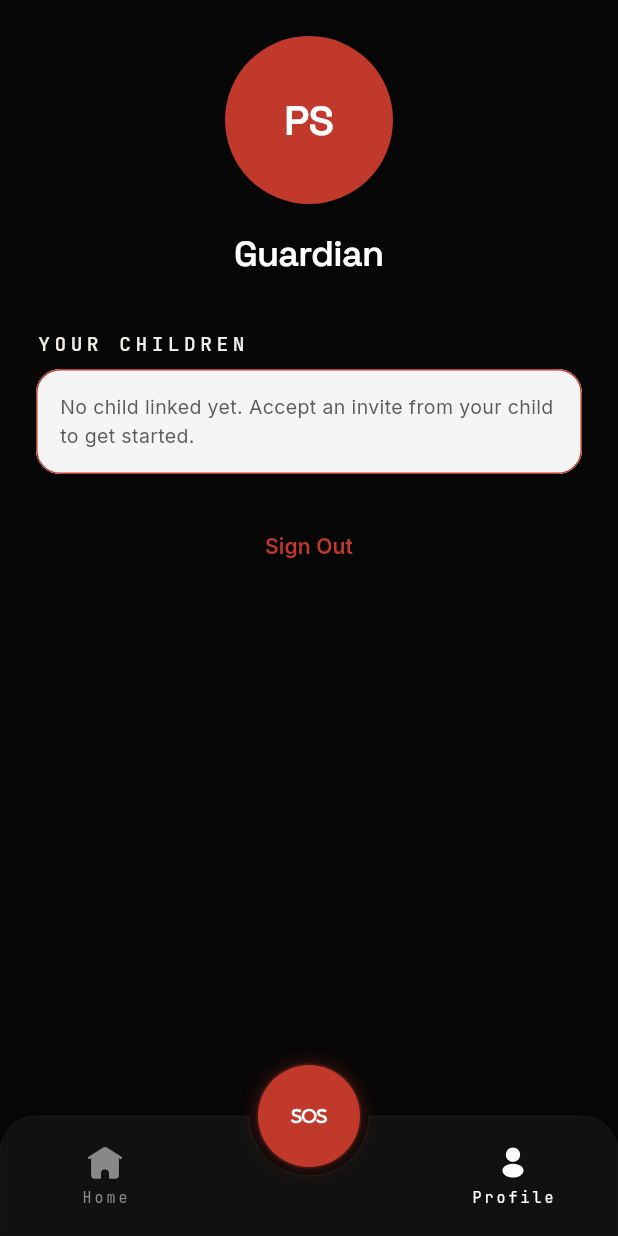
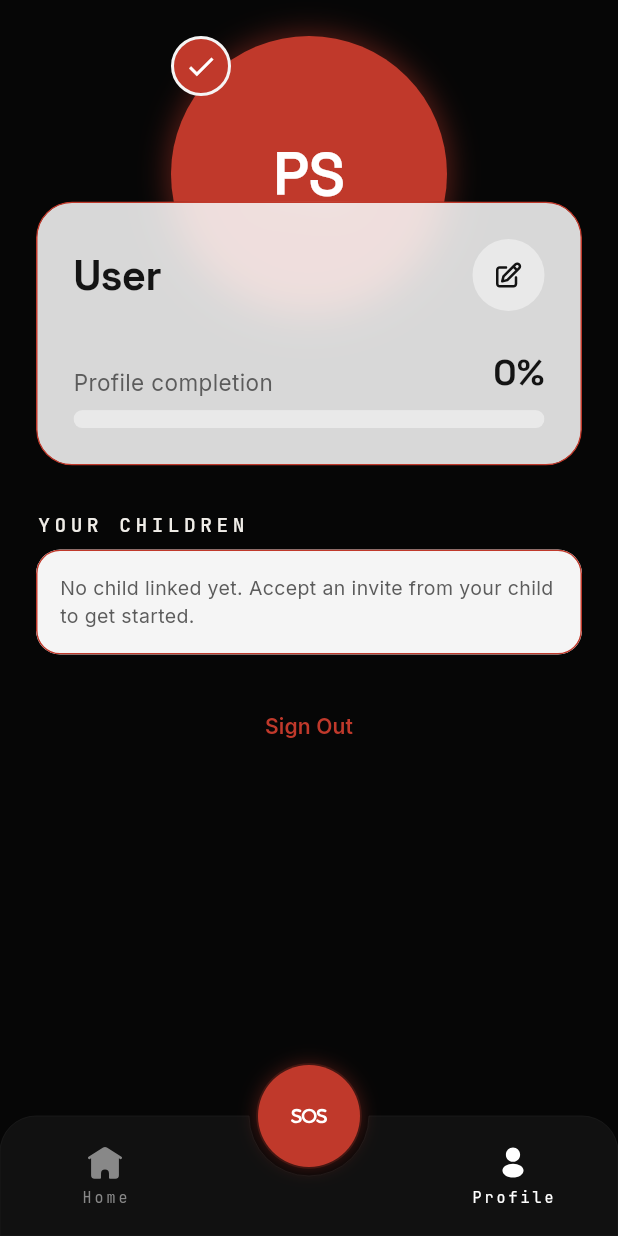
Before and after one commit to ujwalbholan/surakshya-frontend, a Flutter app: the ParentShell screen opened by its route, after a tap on "PS", on a phone screen of 412 x 824 dp. Run offline on Flutter 3.47's test engine with Material 3 defaults, Android fonts, the phone set to English and light mode, and no system bars; our stand-ins replace battery_plus, flutter_blue_plus, flutter_local_notifications, flutter_map, flutter_riverpod, flutter_secure_storage and 11 more; missing offline and left inert: surakshya; accounts and stored records are empty; network calls fail.

Commit message:
Wired the same Large avatar, the container of the profile screen of the user to the guardian screen

```diff
--- a/surakshya-app/lib/features/parent/tabs/parent_profile_tab.dart
+++ b/surakshya-app/lib/features/parent/tabs/parent_profile_tab.dart
@@ -5,6 +5,7 @@ import 'package:flutter_riverpod/flutter_riverpod.dart';
 import 'package:go_router/go_router.dart';
 import 'package:suraksha/core/constants/copy_constants.dart';
 import 'package:suraksha/features/auth/auth_provider.dart';
+import 'package:suraksha/features/dashboard/profile/widgets/profile_hero_card.dart';
 import 'package:suraksha/features/dashboard/profile/widgets/profile_section_card.dart';
 import 'package:suraksha/features/parent/parent_dashboard_provider.dart';
 import 'package:suraksha/models/parent_models.dart';
@@ -13,11 +14,6 @@ import 'package:suraksha/theme/suraksha_colors.dart';
 import 'package:suraksha/theme/suraksha_spacing.dart';
 import 'package:suraksha/theme/suraksha_typography.dart';
 import 'package:suraksha/widgets/navigation/notched_sos_bottom_nav.dart';
-import 'package:suraksha/widgets/user_avatar.dart';
-
-/// Guardian profile avatar size (hero, centered).
-const double kParentAvatarRadius = 56;
-const double kParentAvatarInitialsSize = 28;
 
 class ParentProfileTab extends ConsumerWidget {
   const ParentProfileTab({super.key});
@@ -38,36 +34,16 @@ class ParentProfileTab extends ConsumerWidget {
         child: ListView(
           padding: EdgeInsets.fromLTRB(S.lg, S.lg, S.lg, bottomPad + S.lg),
           children: [
-            Center(
-              child: Column(
-                children: [
-                  UserAvatar(
-                    user: user,
-                    radius: kParentAvatarRadius,
-                    initialsStyle: SurakshaTypography.dashGreeting.copyWith(
-                      fontSize: kParentAvatarInitialsSize,
-                    ),
-                  ),
-                  const SizedBox(height: S.md),
-                  Text(
-                    user?.name ?? 'Guardian',
-                    style: SurakshaTypography.dashGreeting,
-                  ),
-                  const SizedBox(height: S.xs),
-                  if (user?.email.isNotEmpty ?? false)
-                    Text(
-                      user!.email,
-                      style: SurakshaTypography.monoLabel,
-                    ),
-                  if (user?.phone != null && user!.phone!.isNotEmpty) ...[
-                    const SizedBox(height: S.xs),
-                    Text(
-                      user.phone!,
-                      style: SurakshaTypography.monoLabel,
-                    ),
-                  ],
-                ],
+            // Same hero as the user profile: halo avatar over a frosted
+            // white card with name, email, edit button, and completion bar.
+            ProfileHeroCard(
+              user: user,
+              completeness: _guardianCompleteness(
+                nameSet: user?.name.trim().isNotEmpty ?? false,
+                phoneSet: user?.phone?.trim().isNotEmpty ?? false,
+                wardLinked: dash.wards.isNotEmpty,
               ),
+              onEdit: () => context.push(AppRoutes.editProfile),
             ),
             const SizedBox(height: S.xl),
             ProfileSection(CopyConstants.parentSelectChild, [
@@ -108,6 +84,20 @@ class ParentProfileTab extends ConsumerWidget {
       ),
     );
   }
+}
+
+/// Guardian profile-completion signals: identity filled + a ward linked.
+double _guardianCompleteness({
+  required bool nameSet,
+  required bool phoneSet,
+  required bool wardLinked,
+}) {
+  const total = 3;
+  var done = 0;
+  if (nameSet) done++;
+  if (phoneSet) done++;
+  if (wardLinked) done++;
+  return done / total;
 }
 
 class _WardListTile extends StatelessWidget {
```
